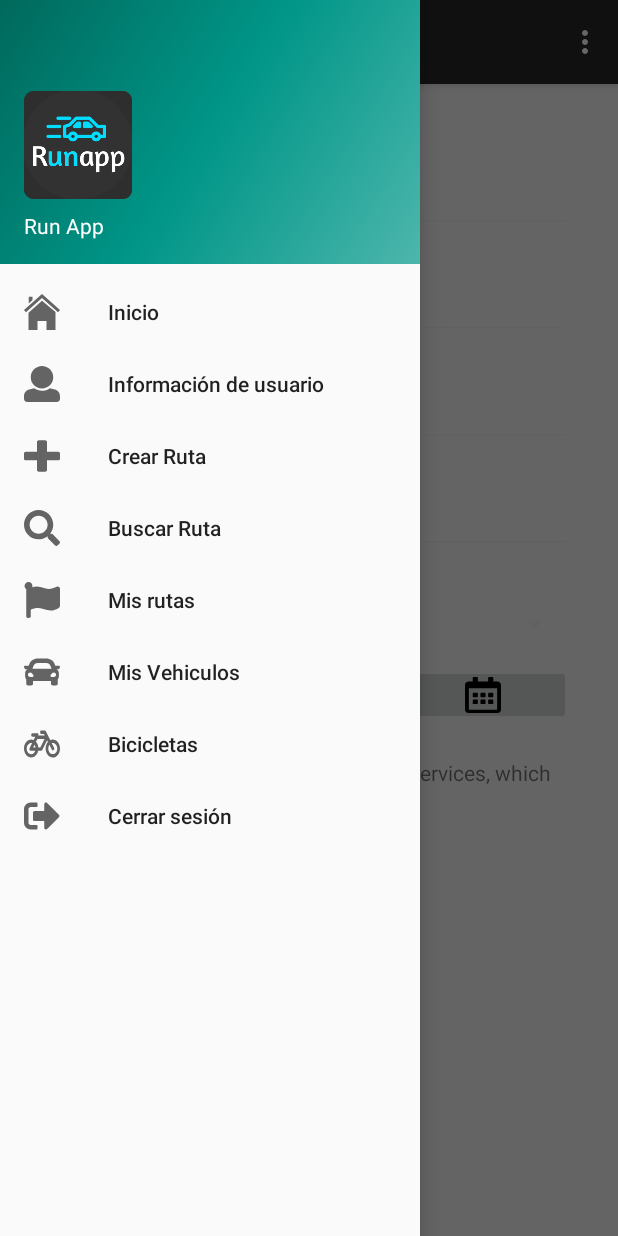
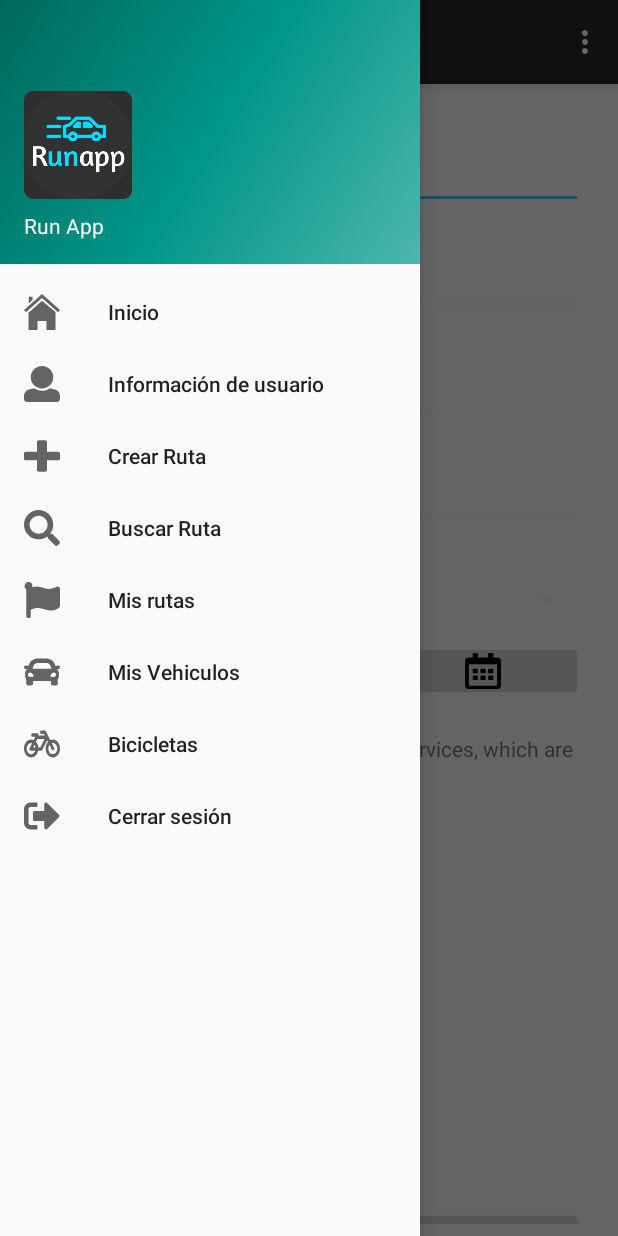
Before and after one commit to RunAppUnal/2C_runapp_ma, an Android app: the CreateRouteActivity screen opened directly, with no data from a screen before it, with the side drawer open, on a phone screen of 412 x 824 dp. Run offline under Robolectric (Android 15) with nearby library versions, the phone set to English and light mode, and no system bars; libraries missing offline, so code that uses them is left out: com.apollographql.apollo, com.google.maps.android, com.google.maps.errors, com.google.maps.model; 1 statement that could not run was skipped.

Commit message:
before breaking things up

```diff
--- a/runapp-ma/app/src/main/java/com/runapp/runapp_ma/LoginActivity.java
+++ b/runapp-ma/app/src/main/java/com/runapp/runapp_ma/LoginActivity.java
@@ -301,7 +301,7 @@
                     .enqueue(new ApolloCall.Callback<AuthMutation.Data>() {
                         @Override
                         public void onResponse(@Nonnull Response<AuthMutation.Data> response) {
-                            Log.d(TAG, "answer: "+response.data().auth().answer());
+//                            Log.d(TAG, "answer: "+response.data().auth().answer());
                             if (response.data() != null){
                                 Log.d(TAG, "answer2: "+response.data().auth().answer());
                                 if (response.data().auth().answer().equals("true")){
--- a/runapp-ma/app/src/main/res/layout/content_create_route.xml
+++ b/runapp-ma/app/src/main/res/layout/content_create_route.xml
@@ -8,30 +8,18 @@
     tools:context=".CreateRouteActivity"
     tools:showIn="@layout/app_bar_create_route">
 
-    <android.support.constraint.ConstraintLayout
-        android:layout_width="match_parent"
-        android:layout_height="match_parent"
-        android:focusable="true"
-        android:focusableInTouchMode="true"
-        android:gravity="center_horizontal"
-        android:orientation="vertical"
-        android:paddingBottom="@dimen/activity_vertical_margin"
-        android:paddingLeft="@dimen/activity_horizontal_margin"
-        android:paddingRight="@dimen/activity_horizontal_margin"
-        android:paddingTop="@dimen/activity_vertical_margin"
-        android:theme="@style/AppTheme.NoActionBar"
-        android:weightSum="1"
-        tools:context=".CreateRouteActivity">
-
     <android.support.v4.widget.NestedScrollView
         android:layout_width="match_parent"
         android:layout_height="0dp"
         android:layout_marginBottom="8dp"
+        android:layout_marginEnd="8dp"
+        android:layout_marginStart="8dp"
         android:layout_marginTop="8dp"
         android:fillViewport="true"
         app:layout_constraintBottom_toBottomOf="parent"
-            app:layout_constraintTop_toTopOf="parent"
-            tools:layout_editor_absoluteX="91dp">
+        app:layout_constraintEnd_toEndOf="parent"
+        app:layout_constraintStart_toStartOf="parent"
+        app:layout_constraintTop_toTopOf="parent">
 
         <LinearLayout
             android:layout_width="match_parent"
@@ -218,4 +206,3 @@
     </android.support.v4.widget.NestedScrollView>
 
 </android.support.constraint.ConstraintLayout>
-</android.support.constraint.ConstraintLayout>
```
Also changed, not shown: runapp-ma/app/src/main/java/com/runapp/runapp_ma/CreateRouteActivity.java (+12 -23 lines). Lines whose indentation alone changed are shown as unchanged.
